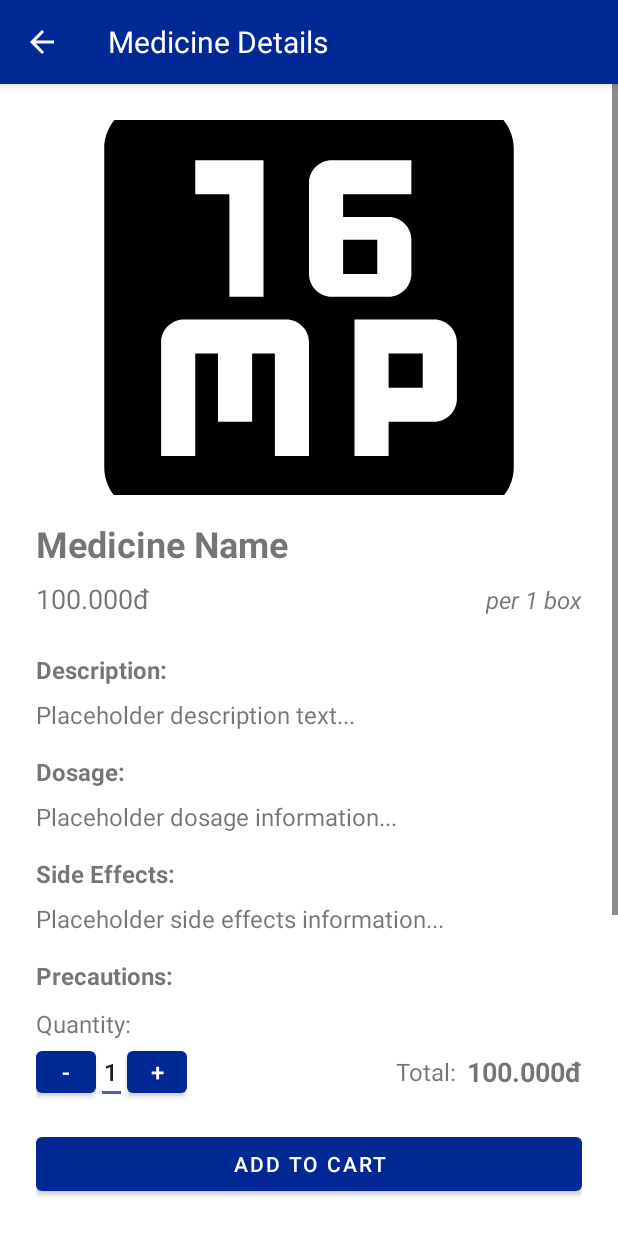
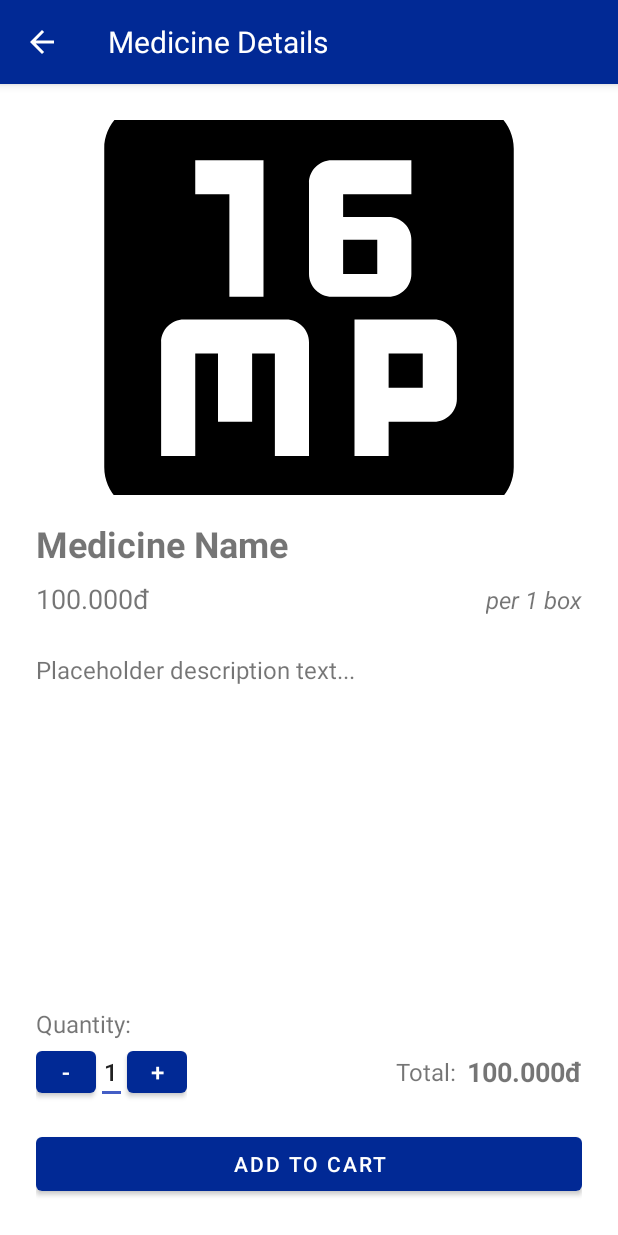
Before and after one commit to btdat2506/DHPharmacities, an Android app: the ProductDetailActivity screen opened directly, with no data from a screen before it, on a phone screen of 412 x 824 dp. Run offline under Robolectric (Android 15) with nearby library versions, the phone set to English and light mode, and no system bars; pictures from the network do not load; 1 statement that could not run was skipped.

Commit message:
Updated Product Detail to disable all the unnecessary details

```diff
--- a/app/src/main/res/layout/activity_product_detail.xml
+++ b/app/src/main/res/layout/activity_product_detail.xml
@@ -98,7 +98,8 @@
                 android:layout_marginBottom="8dp"
                 android:text="@string/description_label"
                 android:textSize="16sp"
-                android:textStyle="bold" />
+                android:textStyle="bold"
+                android:visibility="gone" />
 
             <TextView
                 android:id="@+id/detail_medicine_description_text_view"
@@ -114,7 +115,8 @@
                 android:layout_marginBottom="8dp"
                 android:text="@string/dosage_label"
                 android:textSize="16sp"
-                android:textStyle="bold" />
+                android:textStyle="bold"
+                android:visibility="gone" />
 
             <TextView
                 android:id="@+id/detail_medicine_dosage_text_view"
@@ -122,7 +124,8 @@
                 android:layout_height="wrap_content"
                 android:layout_marginBottom="16dp"
                 android:text="Placeholder dosage information..."
-                android:textSize="16sp" />
+                android:textSize="16sp"
+                android:visibility="gone" />
 
             <TextView
                 android:layout_width="match_parent"
@@ -130,7 +133,8 @@
                 android:layout_marginBottom="8dp"
                 android:text="@string/side_effects_label"
                 android:textSize="16sp"
-                android:textStyle="bold" />
+                android:textStyle="bold"
+                android:visibility="gone" />
 
             <TextView
                 android:id="@+id/detail_medicine_side_effects_text_view"
@@ -138,7 +142,8 @@
                 android:layout_height="wrap_content"
                 android:layout_marginBottom="16dp"
                 android:text="Placeholder side effects information..."
-                android:textSize="16sp" />
+                android:textSize="16sp"
+                android:visibility="gone" />
 
             <TextView
                 android:layout_width="match_parent"
@@ -146,7 +151,8 @@
                 android:layout_marginBottom="8dp"
                 android:text="@string/precautions_label"
                 android:textSize="16sp"
-                android:textStyle="bold" />
+                android:textStyle="bold"
+                android:visibility="gone" />
 
             <TextView
                 android:id="@+id/detail_medicine_precautions_text_view"
@@ -154,7 +160,8 @@
                 android:layout_height="wrap_content"
                 android:layout_marginBottom="24dp"
                 android:text="Placeholder precautions information..."
-                android:textSize="16sp" />
+                android:textSize="16sp"
+                android:visibility="gone" />
 
         </LinearLayout>
     </ScrollView>
```
